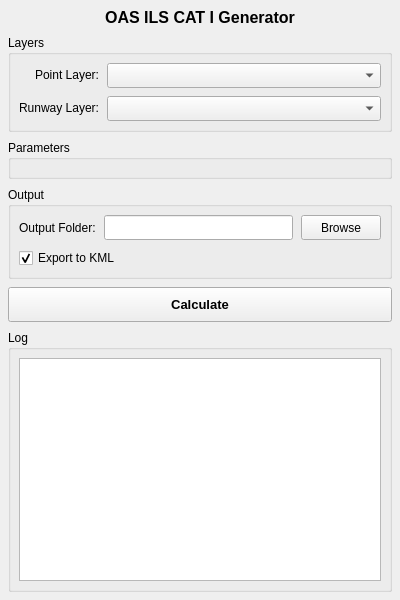
This is Q_Pansopy/qpansopy_oas_ils_dockwidget.ui in FLYGHT7/qpansopy as Qt 5 draws it before an edit. The edited form follows.
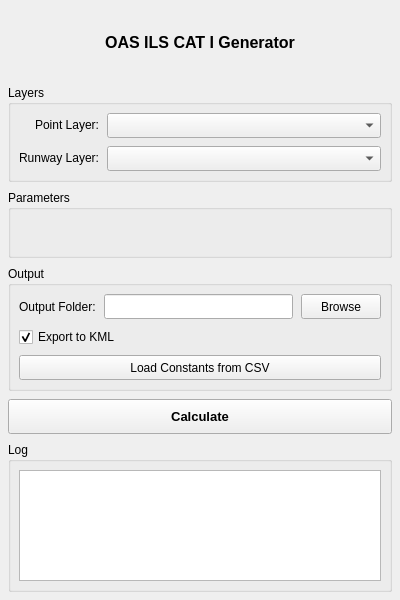
This is the edited form. Custom widgets are drawn as their Qt base class.

Commit message:
Add CSV loading functionality and UI enhancements to QPANSOPY plugins
- Implemented a button to load constants from a CSV file in qpansopy_oas_ils_dockwidget.py.
- Added a log message to confirm successful CSV loading.
- Updated UI to include a new button for loading CSV and adjusted log area size.
- Enhanced the VSS dock widget by modifying layout sizes and improving parameter handling.
- Corrected parameter names in the wind spiral calculations to ensure consistency.
- Improved the overall user interface for better usability and clarity.

Patch:
```diff
--- a/Q_Pansopy/qpansopy_oas_ils_dockwidget.ui
+++ b/Q_Pansopy/qpansopy_oas_ils_dockwidget.ui
@@ -228,6 +228,20 @@
          </property>
         </widget>
        </item>
+       <!-- Añadir botón para cargar CSV -->
+       <item>
+        <widget class="QPushButton" name="loadCsvButton">
+         <property name="minimumSize">
+          <size>
+           <width>0</width>
+           <height>25</height>
+          </size>
+         </property>
+         <property name="text">
+          <string>Load Constants from CSV</string>
+         </property>
+        </widget>
+       </item>
       </layout>
      </widget>
     </item>
@@ -256,6 +270,12 @@
       <property name="title">
        <string>Log</string>
       </property>
+      <property name="maximumSize">
+       <size>
+        <width>16777215</width>
+        <height>150</height>
+       </size>
+      </property>
       <layout class="QVBoxLayout" name="verticalLayout_3">
        <property name="spacing">
         <number>8</number>
@@ -274,6 +294,12 @@
        </property>
        <item>
         <widget class="QTextEdit" name="logTextEdit">
+         <property name="maximumSize">
+          <size>
+           <width>16777215</width>
+           <height>120</height>
+          </size>
+         </property>
          <property name="readOnly">
           <bool>true</bool>
          </property>
```
The commit also changes 6 other files.
